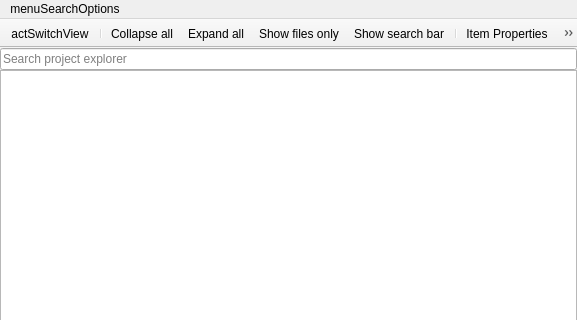
The window that res/forms/form_expl.ui (TophUwO/Noriko) describes before a commit, drawn with Qt 5; both pictures show x 0 to 577 and y 0 to 320 of the 577 by 712 pixel window.
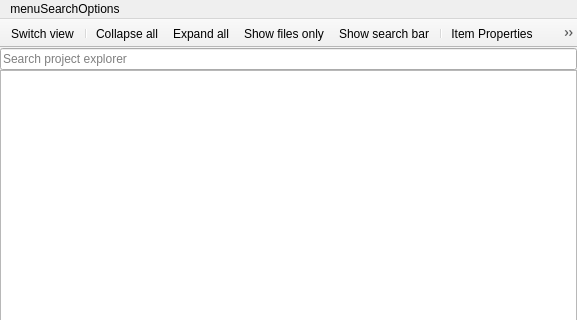
The same window after the commit. Icons and pictures are not drawn.

Commit message: ADD implementations for major Project Explorer actions

Diff of the .ui file:
```diff
--- a/res/forms/form_expl.ui
+++ b/res/forms/form_expl.ui
@@ -77,7 +77,7 @@
    <attribute name="toolBarBreak">
     <bool>false</bool>
    </attribute>
-   <addaction name="actionactSwitchView"/>
+   <addaction name="actSwitchView"/>
    <addaction name="separator"/>
    <addaction name="actCollapseAll"/>
    <addaction name="actExpandAll"/>
@@ -226,13 +226,13 @@
     <enum>QAction::MenuRole::NoRole</enum>
    </property>
   </action>
-  <action name="actionactSwitchView">
+  <action name="actSwitchView">
    <property name="icon">
     <iconset resource="../resource.qrc">
      <normaloff>:/icons/ico_views.png</normaloff>:/icons/ico_views.png</iconset>
    </property>
    <property name="text">
-    <string>actSwitchView</string>
+    <string>Switch view</string>
    </property>
    <property name="toolTip">
     <string>Switch view</string>
```
The commit also changes 2 other files.
